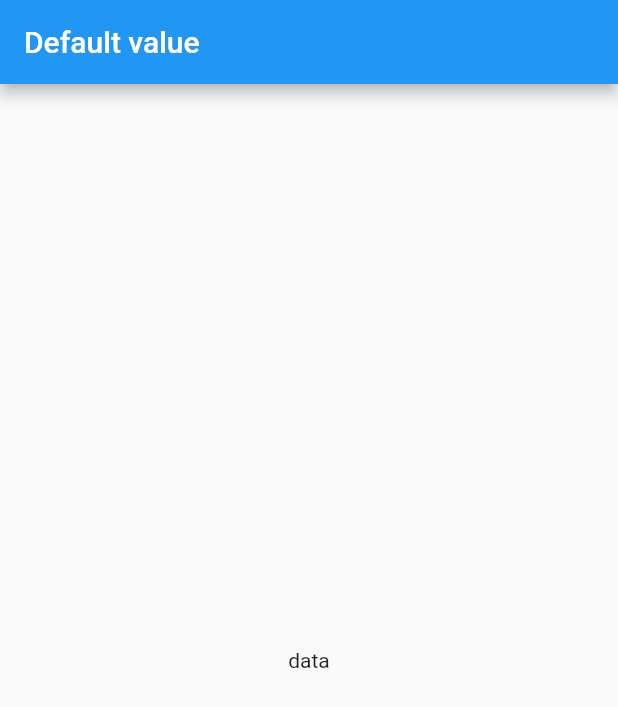
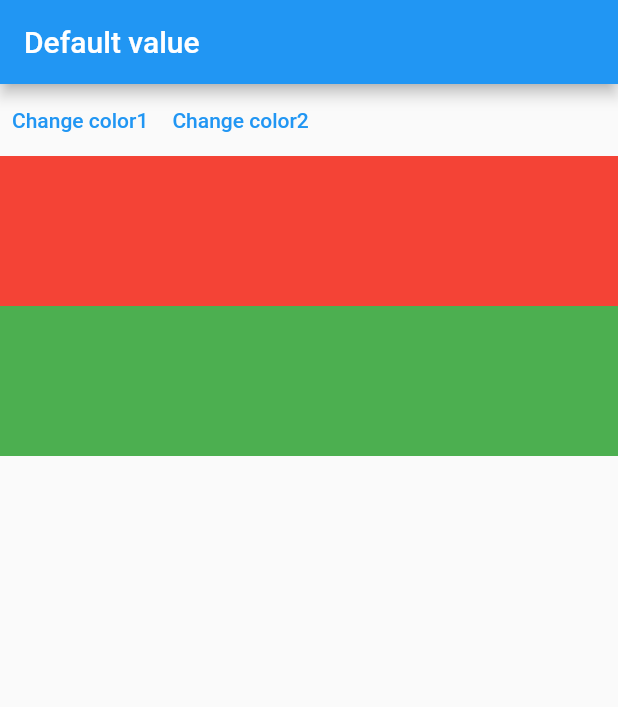
Before and after one commit to santosh565/inherited_demo, a Flutter app: the screen it shows after launch, on a phone screen of 412 x 824 dp. Shown: the top 707 px of the screen. Run offline on Flutter 3.47's test engine with Material 2 defaults, Android fonts, the light colour scheme and no system bars.

Commit message:
inherited model demo

```diff
--- a/lib/main.dart
+++ b/lib/main.dart
@@ -1,3 +1,5 @@
+import 'dart:math' show Random;
+
 import 'package:flutter/material.dart';
 
 void main() {
@@ -19,6 +21,82 @@ class MyApp extends StatelessWidget {
   }
 }
 
+enum AvailableColors { one, two }
+
+class AvailableColorsModel extends InheritedModel<AvailableColors> {
+  final MaterialColor color1, color2;
+
+  const AvailableColorsModel(
+      {Key? key,
+      required this.color1,
+      required this.color2,
+      required Widget child})
+      : super(
+          key: key,
+          child: child,
+        );
+
+  static AvailableColorsModel of(BuildContext context, AvailableColors aspect) {
+    return InheritedModel.inheritFrom<AvailableColorsModel>(context,
+        aspect: aspect)!;
+  }
+
+  @override
+  bool updateShouldNotify(covariant AvailableColorsModel oldWidget) {
+    return color1 != oldWidget.color1 || color2 != oldWidget.color2;
+  }
+
+  @override
+  bool updateShouldNotifyDependent(covariant AvailableColorsModel oldWidget,
+      Set<AvailableColors> dependencies) {
+    if (dependencies.contains(AvailableColors.one) &&
+        color1 != oldWidget.color1) {
+      return true;
+    }
+    if (dependencies.contains(AvailableColors.two) &&
+        color2 != oldWidget.color2) {
+      return true;
+    }
+    return false;
+  }
+}
+
+class ColorWidget extends StatelessWidget {
+  final AvailableColors color;
+  const ColorWidget({Key? key, required this.color}) : super(key: key);
+
+  @override
+  Widget build(BuildContext context) {
+    final provider = AvailableColorsModel.of(context, color);
+    return Container(
+      height: 100,
+      color: color == AvailableColors.one ? provider.color1 : provider.color2,
+    );
+  }
+}
+
+final colors = [
+  Colors.red,
+  Colors.green,
+  Colors.blue,
+  Colors.yellow,
+  Colors.orange,
+  Colors.purple,
+  Colors.pink,
+  Colors.cyan,
+  Colors.teal,
+  Colors.indigo,
+  Colors.lime,
+  Colors.lightGreen,
+  Colors.deepOrange,
+  Colors.brown,
+  Colors.grey,
+];
+
+extension RandomElememnt<T> on Iterable<T> {
+  T randomElement() => elementAt(Random().nextInt(length));
+}
+
 class MyHomePage extends StatefulWidget {
   const MyHomePage({
     Key? key,
@@ -29,20 +107,44 @@ class MyHomePage extends StatefulWidget {
 }
 
 class _MyHomePageState extends State<MyHomePage> {
+  var color1 = Colors.red;
+  var color2 = Colors.green;
   @override
   Widget build(BuildContext context) {
     return Scaffold(
       appBar: AppBar(
         title: const Text('Default value'),
       ),
-      body: GestureDetector(
-        onTap: () async {
-          setState(() {});
-        },
-        child: const Center(
-          child: Text('data'),
+      body: AvailableColorsModel(
+        color1: color1,
+        color2: color2,
+        child: Column(
+          children: [
+            Row(
+              children: [
+                TextButton(
+                    onPressed: () {
+                      setState(() {
+                        color1 = colors.randomElement();
+                      });
+                    },
+                    child: const Text('Change color1')),
+                TextButton(
+                  onPressed: () {
+                    setState(() {
+                      color2 = colors.randomElement();
+                    });
+                  },
+                  child: const Text('Change color2'),
+                ),
+              ],
+            ),
+            const ColorWidget(color: AvailableColors.one),
+            const ColorWidget(color: AvailableColors.two),
+          ],
         ),
       ),
+      // AvailableColorsModel(
     );
   }
 }
```
